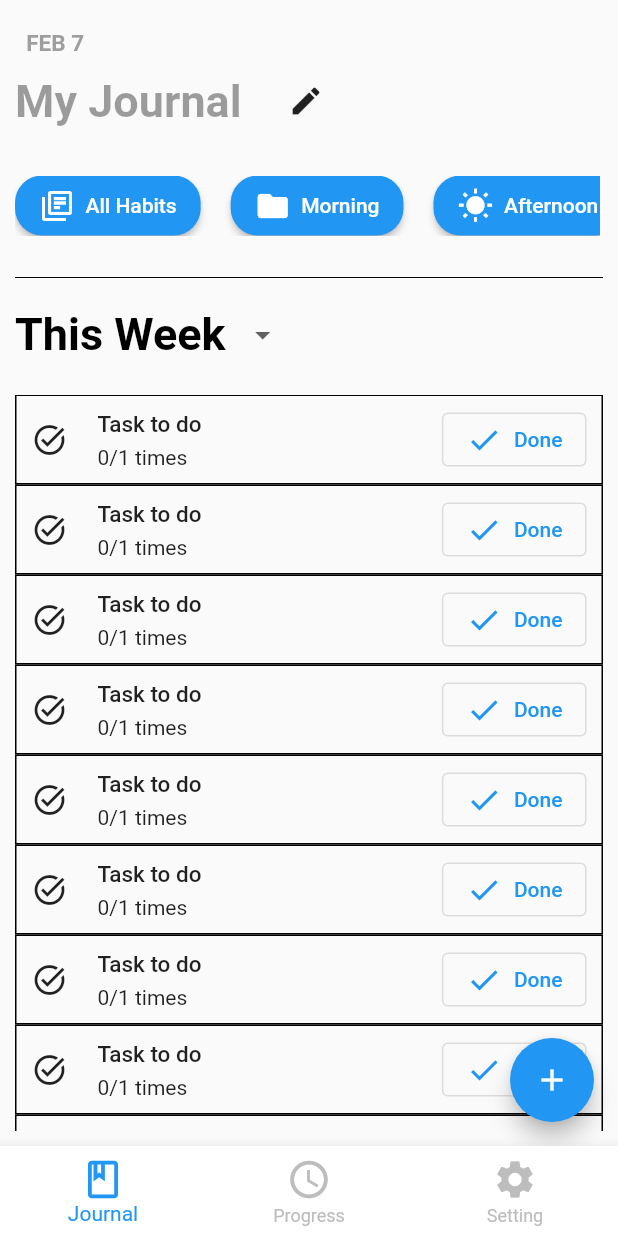
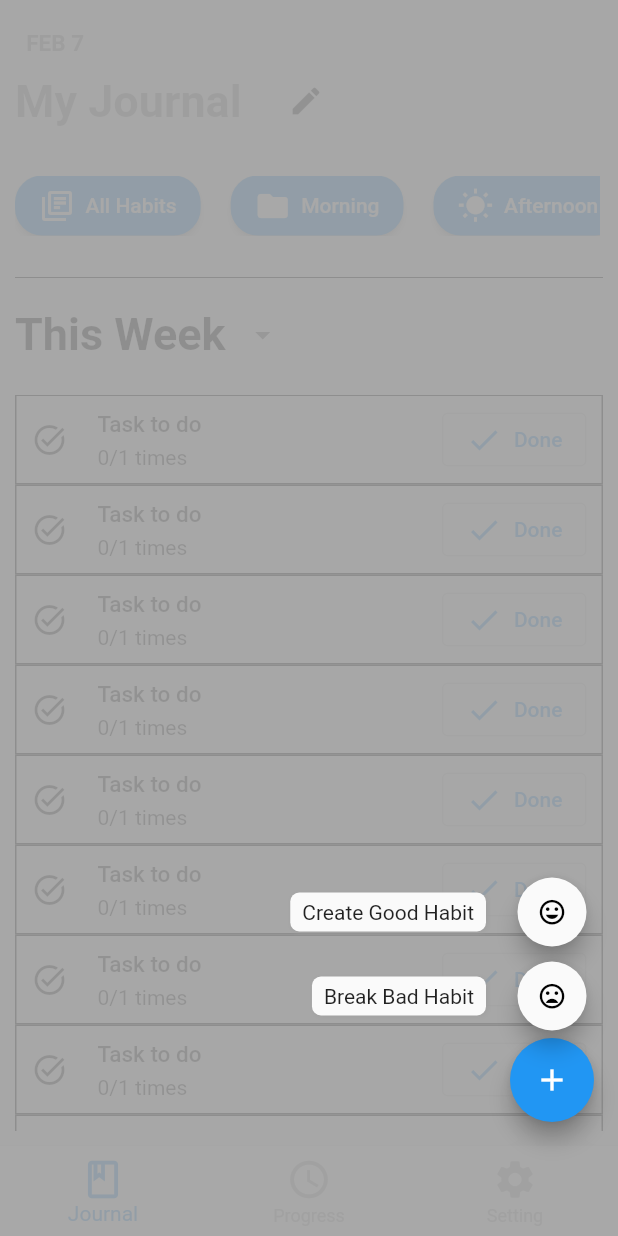
Before and after one commit to SamakshBansal/habitify, a Flutter app: the screen it shows after launch, after a tap on the "add" icon, on a phone screen of 412 x 824 dp. Run offline on Flutter 3.47's test engine with Material 2 defaults, Android fonts, the phone set to English and light mode, and no system bars; drawn by our look-alikes of flutter_speed_dial.

Commit message:
Floating Button Pop up menu

```diff
--- a/lib/screens/journal.dart
+++ b/lib/screens/journal.dart
@@ -2,6 +2,7 @@ import 'package:flutter/material.dart';
 import 'package:habitify/screens/newarea.dart';
 import 'package:habitify/screens/task.dart';
 import 'package:intl/intl.dart';
+import 'package:flutter_speed_dial/flutter_speed_dial.dart';
 // import 'package:habitify/screens/newarea.dart';
 
 class MyJournal extends StatefulWidget {
@@ -220,11 +221,28 @@ class _MyJournalState extends State<MyJournal> {
           ),
         ),
       ),
-      floatingActionButton: FloatingActionButton(
-        onPressed: () {},
-        backgroundColor: Colors.blue,
+      floatingActionButton: SpeedDial(
         child: const Icon(Icons.add),
+        overlayColor: Colors.grey,
+        overlayOpacity: 0.9,
+        children: [
+          SpeedDialChild(
+            child: const Icon(Icons.mood_bad),
+            label: "Break Bad Habit",
+            onTap: () {},
+          ),
+          SpeedDialChild(
+            child: const Icon(Icons.mood_sharp),
+            label: "Create Good Habit",
+            onTap: () {},
+          ),
+        ],
       ),
+      // floatingActionButton: FloatingActionButton(
+      //   onPressed: () {},
+      //   backgroundColor: Colors.blue,
+      //   child: const Icon(Icons.add),
+      // ),
     );
   }
 }
--- a/pubspec.yaml
+++ b/pubspec.yaml
@@ -30,6 +30,7 @@ dependencies:
   flutter:
     sdk: flutter
   intl: ^0.17.0
+  flutter_speed_dial: ^5.0.0+1
 
   # The following adds the Cupertino Icons font to your application.
   # Use with the CupertinoIcons class for iOS style icons.
```
Also changed, not shown: lib/screens/addtask.dart (added, +15 -0 lines), pubspec.lock.
